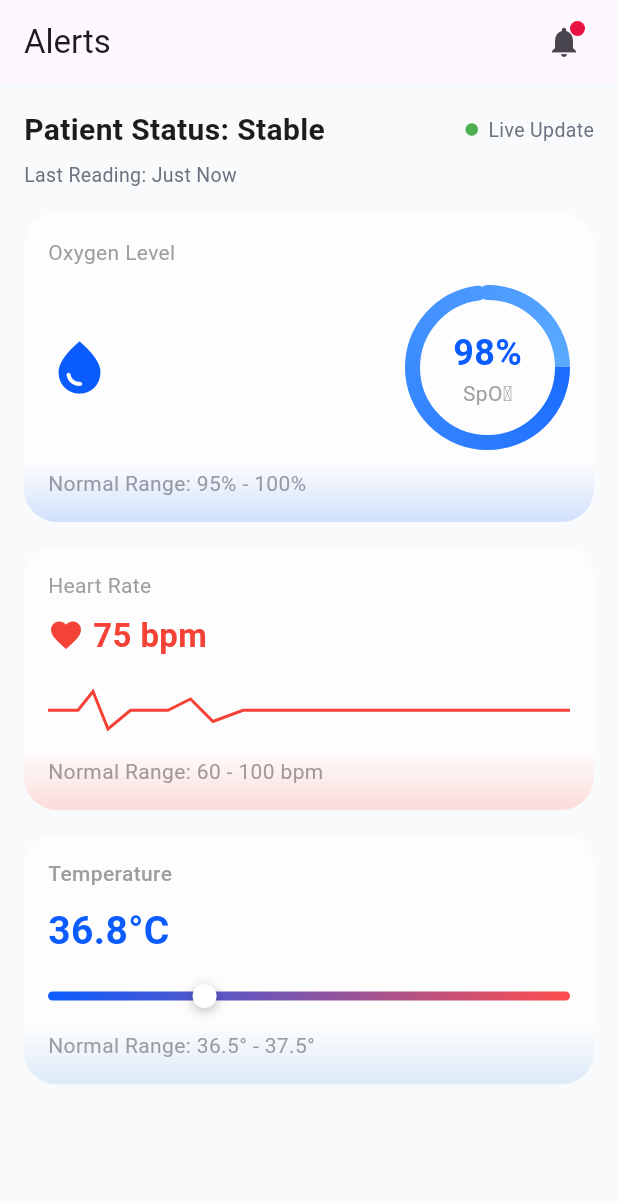
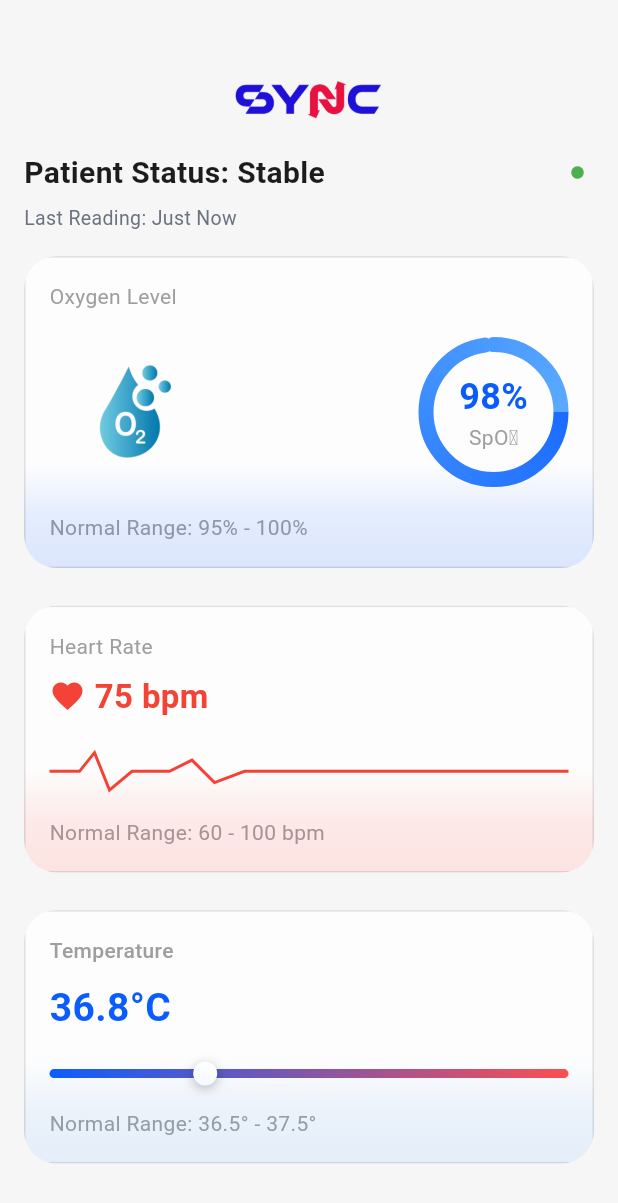
Before and after one commit to Abd0-M0stafa/medical, a Flutter app: the screen it shows after launch, on a phone screen of 412 x 824 dp. Shown: the top 1203 px of the screen. Run offline on Flutter 3.47's test engine with Material 3 defaults, Android fonts, the phone set to English and light mode, and no system bars; our stand-ins replace firebase_core; accounts and stored records are empty; project files that could hold a hidden picture were left out.

Commit message:
ui uppdate

```diff
--- a/lib/features/home/presentation/view/home_view.dart
+++ b/lib/features/home/presentation/view/home_view.dart
@@ -10,15 +10,14 @@
   @override
   Widget build(BuildContext context) {
     return Scaffold(
-      backgroundColor: AppColors.background,
-      appBar: AppBar(
-        title: const Text('Alerts'),
-        actions: const [AlertsBadgeIcon(hasUnread: true), SizedBox(width: 12)],
-      ),
-      body: const Padding(
+      backgroundColor: const Color.fromARGB(255, 247, 246, 246),
+      body: Padding(
         padding: EdgeInsets.all(16),
         child: Column(
           children: [
+            SizedBox(height: MediaQuery.of(context).size.height * 0.02),
+            SizedBox(height: 60, child: Image.asset('assets/images/logo.png')),
+            SizedBox(height: MediaQuery.of(context).size.height * 0.01),
             PatientStatusHeader(),
             SizedBox(height: 16),
             Expanded(child: VitalsSection()),
--- a/lib/features/home/presentation/view/widgets/oxygen_card.dart
+++ b/lib/features/home/presentation/view/widgets/oxygen_card.dart
@@ -11,13 +11,16 @@
       shadowColor: const Color(0xFF0B5CFF),
       child: Column(
         crossAxisAlignment: CrossAxisAlignment.start,
-        children: const [
+        children: [
           Text('Oxygen Level', style: TextStyle(color: Colors.grey)),
           SizedBox(height: 12),
           Row(
             mainAxisAlignment: MainAxisAlignment.spaceBetween,
             children: [
-              Icon(Icons.water_drop, size: 42, color: Color(0xFF0B5CFF)),
+              SizedBox(
+                height: 110,
+                child: Image.asset('assets/images/o2 (1).png'),
+              ),
               OxygenRing(),
             ],
           ),
--- a/lib/features/home/presentation/view/widgets/oxygen_ring.dart
+++ b/lib/features/home/presentation/view/widgets/oxygen_ring.dart
@@ -7,8 +7,8 @@
   @override
   Widget build(BuildContext context) {
     return SizedBox(
-      width: 110,
-      height: 110,
+      width: 100,
+      height: 100,
       child: CustomPaint(
         painter: OxygenPainter(percentage: 0.98),
         child: const Center(
--- a/lib/features/home/presentation/view/widgets/patient_status_header.dart
+++ b/lib/features/home/presentation/view/widgets/patient_status_header.dart
@@ -17,7 +17,6 @@
               children: [
                 Icon(Icons.circle, color: Colors.green, size: 10),
                 SizedBox(width: 6),
-                Text('Live Update', style: AppTextStyles.subtitle),
               ],
             ),
           ],
--- a/lib/features/home/presentation/view/widgets/vital_card_container.dart
+++ b/lib/features/home/presentation/view/widgets/vital_card_container.dart
@@ -19,7 +19,10 @@
           // Card background
           Container(
             padding: const EdgeInsets.all(16),
-            decoration: const BoxDecoration(color: Color(0xFFFDFDFD)),
+            decoration: BoxDecoration(
+              border: Border.all(color: Colors.black.withAlpha(30), width: 1),
+              color: Color(0xFFFDFDFD),
+            ),
             child: child,
           ),
           Positioned(
@@ -28,14 +31,15 @@
             bottom: 0,
             child: IgnorePointer(
               child: Container(
-                height: 40,
+                height: 70,
                 decoration: BoxDecoration(
                   gradient: LinearGradient(
                     begin: Alignment.topCenter,
                     end: Alignment.bottomCenter,
                     colors: [
                       shadowColor.withOpacity(0.0),
-                      shadowColor.withOpacity(0.18),
+                      shadowColor.withOpacity(0.10),
+                      shadowColor.withOpacity(0.14),
                     ],
                   ),
                 ),
--- a/lib/features/home/presentation/view/widgets/vitals_section.dart
+++ b/lib/features/home/presentation/view/widgets/vitals_section.dart
@@ -12,9 +12,9 @@
       physics: const BouncingScrollPhysics(),
       children: const [
         OxygenCard(),
-        SizedBox(height: 16),
+        SizedBox(height: 25),
         HeartRateCard(),
-        SizedBox(height: 16),
+        SizedBox(height: 25),
         TemperatureCard(),
       ],
     );
```
Also changed, not shown: assets/images/heart_rate.png (added), assets/images/logo.png, assets/images/o2 (1).png (added).
